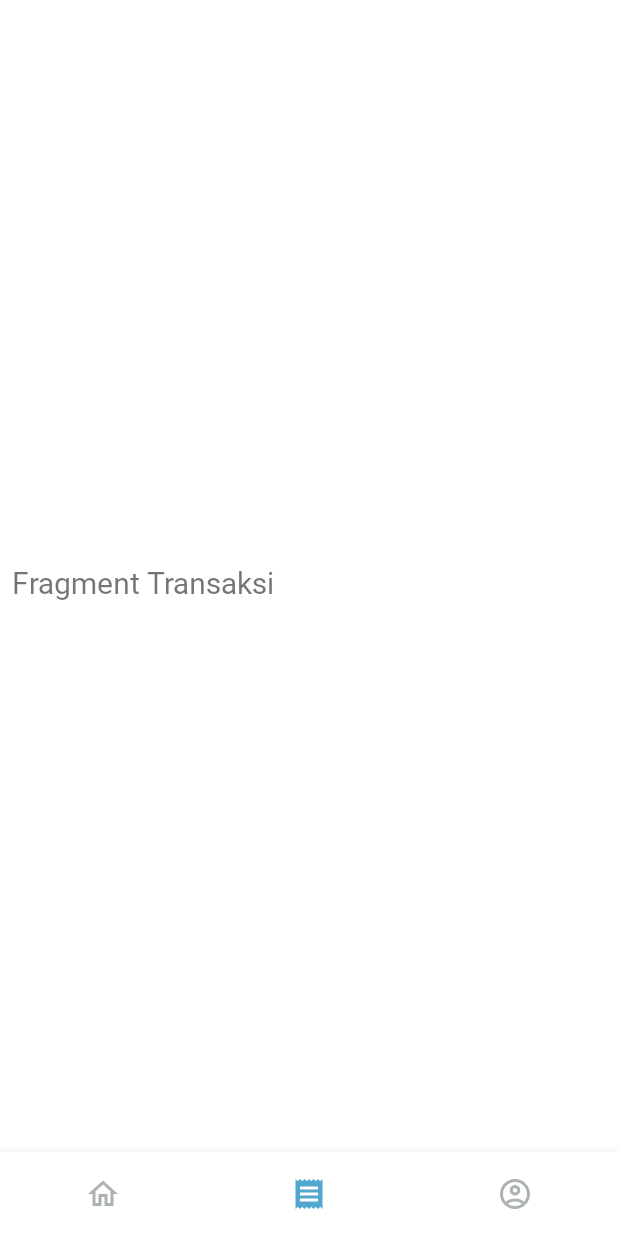
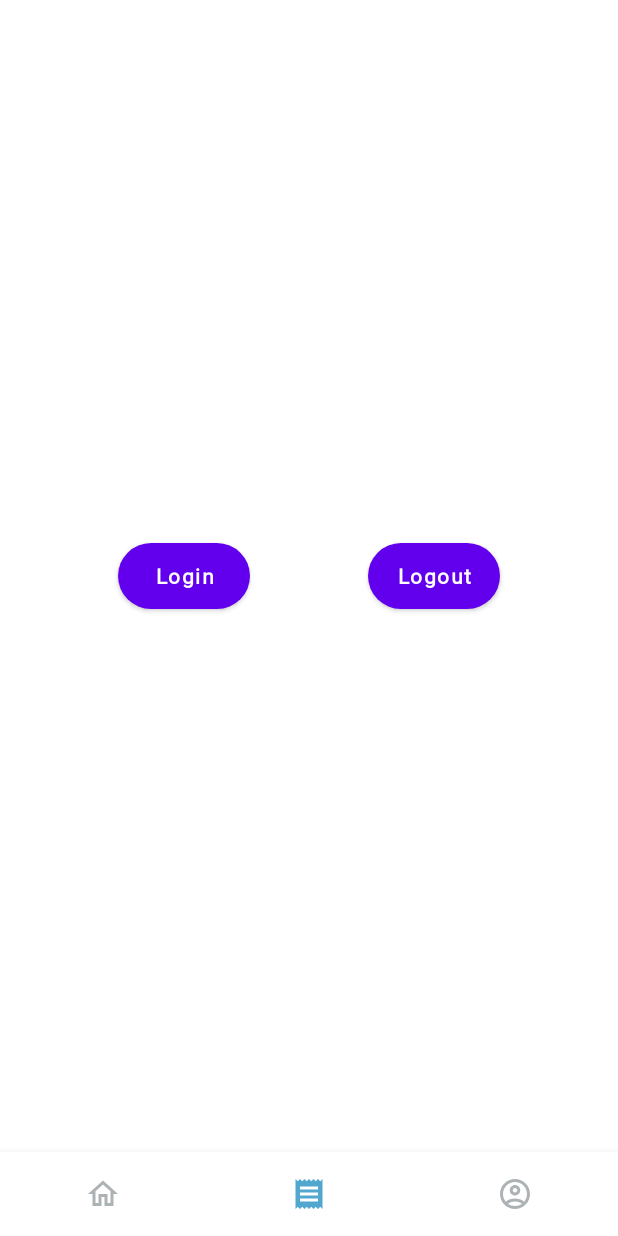
Before and after one commit to Rahman-NMR/bekado-online, an Android app: the TransaksiFragment screen opened through its navigation route, on a phone screen of 412 x 824 dp. Run offline under Robolectric (Android 15) with nearby library versions, the phone set to English and light mode, and no system bars; our stand-ins replace Firebase (no records; nobody signed in at launch, a user with empty details on screens opened directly), navigation-ui.

Commit message:
v1.0.0.2 - LoginActivity; TransaksiFragment.kt( -add test auth, -add test signInClient, -add test listener login & logout ); add LoginActivity.kt & activity_login.xml; AndroidManifest.xml(add permission, add new activity); themes.xml(adjust statusBarColor, add letterSpacing); add theme_button.xml; strings.xml(add string); add HelperConnection.kt; fragment_transaksi.xml(adjust buat test login); colors.xml(temp color); gradle( -add firebase auth, -delete live data & view model, -add firebase bom, -add gms google-service ); misc.xml, build.gradle.kts, google-services.json;

```diff
--- a/app/src/main/java/com/bekado/bekadoonline/ui/transaksi/TransaksiFragment.kt
+++ b/app/src/main/java/com/bekado/bekadoonline/ui/transaksi/TransaksiFragment.kt
@@ -1,15 +1,25 @@
 package com.bekado.bekadoonline.ui.transaksi
 
+import android.content.Intent
 import android.os.Bundle
 import android.view.LayoutInflater
 import android.view.View
 import android.view.ViewGroup
+import android.widget.Toast
 import androidx.fragment.app.Fragment
+import com.bekado.bekadoonline.LoginActivity
+import com.bekado.bekadoonline.R
 import com.bekado.bekadoonline.databinding.FragmentTransaksiBinding
+import com.google.android.gms.auth.api.signin.GoogleSignIn
+import com.google.android.gms.auth.api.signin.GoogleSignInClient
+import com.google.android.gms.auth.api.signin.GoogleSignInOptions
+import com.google.firebase.auth.FirebaseAuth
 
 class TransaksiFragment : Fragment() {
     private var _binding: FragmentTransaksiBinding? = null
     private val binding get() = _binding!!
+    private lateinit var auth: FirebaseAuth
+    private lateinit var googleSignInClient: GoogleSignInClient
 
     override fun onCreateView(inflater: LayoutInflater, container: ViewGroup?, savedInstanceState: Bundle?): View {
         _binding = FragmentTransaksiBinding.inflate(inflater, container, false)
@@ -19,7 +29,25 @@ class TransaksiFragment : Fragment() {
     override fun onViewCreated(view: View, savedInstanceState: Bundle?) {
         super.onViewCreated(view, savedInstanceState)
 
-        binding.textHome.text = "Fragment Transaksi"
+        val gso = GoogleSignInOptions.Builder(GoogleSignInOptions.DEFAULT_SIGN_IN)
+            .requestIdToken(getString(R.string.default_web_client_id)).requestEmail().requestId()
+            .requestProfile().build()
+        googleSignInClient = GoogleSignIn.getClient(requireContext(), gso)
+
+        auth = FirebaseAuth.getInstance()
+        binding.login.setOnClickListener {
+//            if (auth.currentUser != null) {
+//                Toast.makeText(context, "Anda Sudah Login", Toast.LENGTH_SHORT).show()
+//            } else
+                startActivity(Intent(context, LoginActivity::class.java))
+        }
+        binding.logout.setOnClickListener {
+            if (auth.currentUser != null) {
+                auth.signOut()
+                googleSignInClient.signOut()
+                Toast.makeText(context, "Berhasil Logout", Toast.LENGTH_SHORT).show()
+            } else Toast.makeText(context, "Anda belum Login", Toast.LENGTH_SHORT).show()
+        }
     }
 
     override fun onDestroyView() {
--- a/app/src/main/res/layout/fragment_transaksi.xml
+++ b/app/src/main/res/layout/fragment_transaksi.xml
@@ -6,17 +6,31 @@
     android:layout_height="match_parent"
     tools:context=".ui.transaksi.TransaksiFragment">
 
-    <TextView
-        android:id="@+id/text_home"
-        android:layout_width="match_parent"
+    <com.google.android.material.button.MaterialButton
+        android:id="@+id/login"
+        style="@style/materialbutton"
+        android:layout_width="wrap_content"
         android:layout_height="wrap_content"
-        android:layout_marginStart="8dp"
-        android:layout_marginTop="8dp"
-        android:layout_marginEnd="8dp"
-        android:textAlignment="center"
-        android:textSize="20sp"
+        android:text="Login"
+        app:cornerRadius="99dp"
+        app:layout_constraintBottom_toBottomOf="parent"
+        app:layout_constraintEnd_toStartOf="@+id/logout"
+        app:layout_constraintHorizontal_bias="0.5"
+        app:layout_constraintStart_toStartOf="parent"
+        app:layout_constraintTop_toTopOf="parent"
+        app:layout_constraintVertical_bias="0.5" />
+
+    <com.google.android.material.button.MaterialButton
+        android:id="@+id/logout"
+        style="@style/materialbutton"
+        android:layout_width="wrap_content"
+        android:layout_height="wrap_content"
+        android:text="Logout"
+        app:cornerRadius="99dp"
         app:layout_constraintBottom_toBottomOf="parent"
         app:layout_constraintEnd_toEndOf="parent"
-        app:layout_constraintStart_toStartOf="parent"
-        app:layout_constraintTop_toTopOf="parent" />
+        app:layout_constraintHorizontal_bias="0.5"
+        app:layout_constraintStart_toEndOf="@+id/login"
+        app:layout_constraintTop_toTopOf="parent"
+        app:layout_constraintVertical_bias="0.5" />
 </androidx.constraintlayout.widget.ConstraintLayout>
--- a/app/src/main/res/values/colors.xml
+++ b/app/src/main/res/values/colors.xml
@@ -12,4 +12,7 @@
     <color name="pure_white">#FFFFFFFF</color>
     <color name="blue">#52A7CF</color>
     <color name="grey">#ADB2B5</color>
+    <color name="white_bg">#EBF1F4</color>
+    <color name="line">#79303030</color>
+    <color name="helper_text">#CF3C31</color>
 </resources>
--- a/app/src/main/res/values/themes.xml
+++ b/app/src/main/res/values/themes.xml
@@ -10,9 +10,10 @@
         <item name="colorSecondaryVariant">@color/teal_700</item>
         <item name="colorOnSecondary">@color/black</item>
         <!-- Status bar color. -->
-        <item name="android:statusBarColor">?attr/colorPrimaryVariant</item>
+        <item name="android:statusBarColor">#333333</item>
         <!-- Customize your theme here. -->
         <!--font-->
         <item name="android:fontFamily">@font/roboto_medium</item>
+        <item name="android:letterSpacing">0.03</item>
     </style>
 </resources>
--- a/build.gradle.kts
+++ b/build.gradle.kts
@@ -1,3 +1,8 @@
+buildscript {
+    dependencies {
+        classpath("com.google.gms:google-services:4.4.0")
+    }
+}
 // Top-level build file where you can add configuration options common to all sub-projects/modules.
 plugins {
     id("com.android.application") version "8.1.4" apply false
```
Also changed, not shown: app/build.gradle.kts (+6 -3 lines), app/src/main/AndroidManifest.xml (+9 -0 lines), app/src/main/java/com/bekado/bekadoonline/LoginActivity.kt (added, +94 -0 lines), app/src/main/java/com/bekado/bekadoonline/helper/HelperConnection.kt (added, +25 -0 lines), app/src/main/res/layout/activity_login.xml (added, +168 -0 lines), app/src/main/res/values/strings.xml (+12 -0 lines), app/src/main/res/values/theme_button.xml (added, +47 -0 lines), 1 other file.
